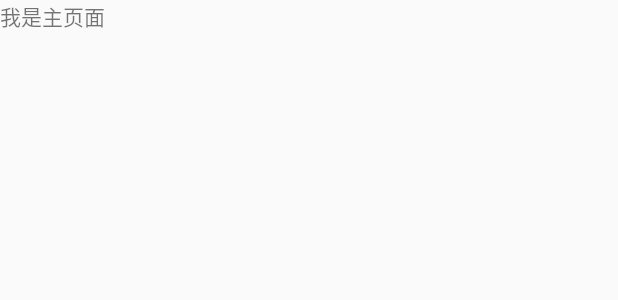
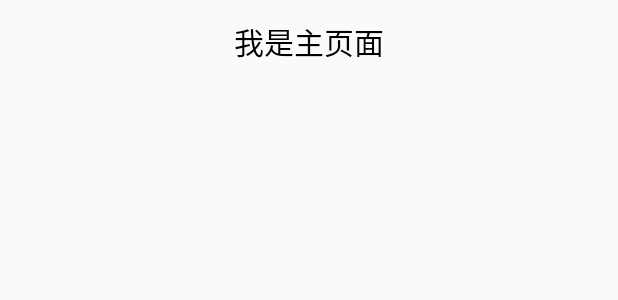
Before and after one commit to FortuneDream/MobileSafe, an Android app: the layout activity_home.xml on its own in the app's theme, with its tools: preview values and no code run, on a phone screen of 412 x 824 dp. Shown: the top 300 px of the screen. Run offline under Robolectric (Android 15) with nearby library versions, the phone set to English and light mode, and no system bars.

Commit message:
主页面初步

```diff
--- a/app/src/main/res/layout/activity_home.xml
+++ b/app/src/main/res/layout/activity_home.xml
@@ -1,9 +1,14 @@
 <?xml version="1.0" encoding="utf-8"?>
 <LinearLayout xmlns:android="http://schemas.android.com/apk/res/android"
-    android:orientation="vertical" android:layout_width="match_parent"
-    android:layout_height="match_parent">
-<TextView
-    android:layout_width="wrap_content"
-    android:layout_height="wrap_content"
-    android:text="我是主页面"/>
+    android:layout_width="match_parent"
+    android:layout_height="match_parent"
+    android:orientation="vertical">
+
+    <TextView
+        android:layout_width="match_parent"
+        android:layout_height="55dp"
+        android:gravity="center"
+        android:text="我是主页面"
+        android:textColor="#000000"
+        android:textSize="20sp" />
 </LinearLayout>
```
Also changed, not shown: app/src/main/java/com/example/dell/mobilesafe/activity/HomeActivity.java (+8 -1 lines), app/src/main/java/com/example/dell/mobilesafe/activity/SplashActivity.java (+16 -11 lines).
